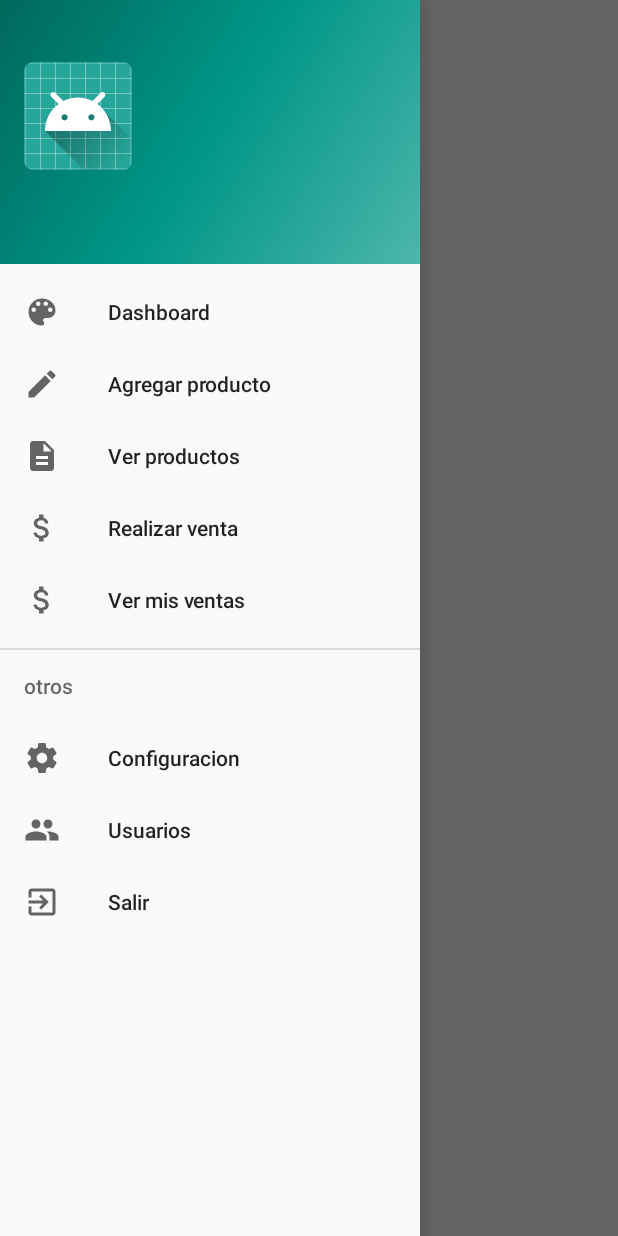
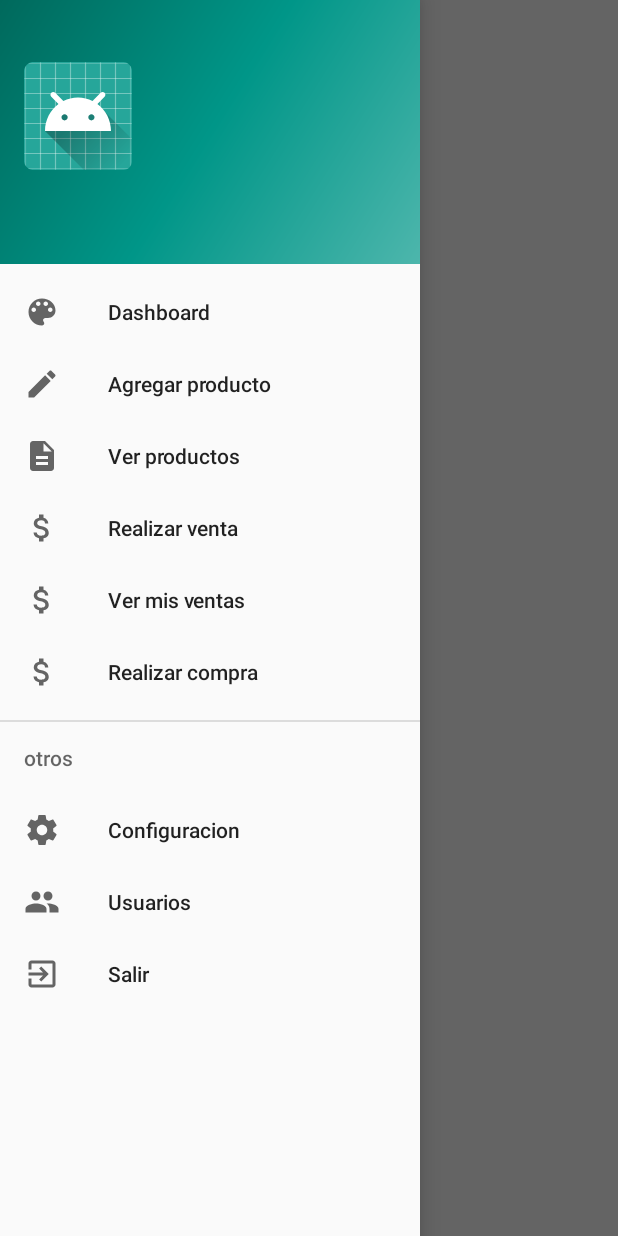
Before and after one commit to JRSValdez/VLSPinventarios, an Android app: the MainActivity screen opened directly, with no data from a screen before it, with the side drawer open, on a phone screen of 412 x 824 dp. Run offline under Robolectric (Android 15) with nearby library versions, the phone set to English and light mode, and no system bars; 4 statements that could not run were skipped.

Commit message:
agregando opcion de compra

```diff
--- a/app/src/main/java/sv/edu/catolica/vlsp_inventarios/MainActivity.java
+++ b/app/src/main/java/sv/edu/catolica/vlsp_inventarios/MainActivity.java
@@ -116,6 +116,10 @@ public Toolbar toolbar;
             ListarVentas fragobj=new ListarVentas();
             fragobj.setArguments(bundle);
             fm.beginTransaction().replace(R.id.contenedor, fragobj).commit();
+        }else if (id == R.id.nav_compras) {
+            Compras fragobj=new Compras();
+            fragobj.setArguments(bundle);
+            fm.beginTransaction().replace(R.id.contenedor, fragobj).commit();
         } else if (id == R.id.nav_ventas) {
             Ventas fragobj=new Ventas();
             fragobj.setArguments(bundle);
--- a/app/src/main/res/menu/activity_main_drawer.xml
+++ b/app/src/main/res/menu/activity_main_drawer.xml
@@ -24,6 +24,10 @@
             android:id="@+id/nav_ver_ventas"
             android:icon="@drawable/ic_attach_money_black_24dp"
             android:title="Ver mis ventas" />
+        <item
+            android:id="@+id/nav_compras"
+            android:icon="@drawable/ic_attach_money_black_24dp"
+            android:title="Realizar compra" />
     </group>
 
     <item android:title="otros">
```
